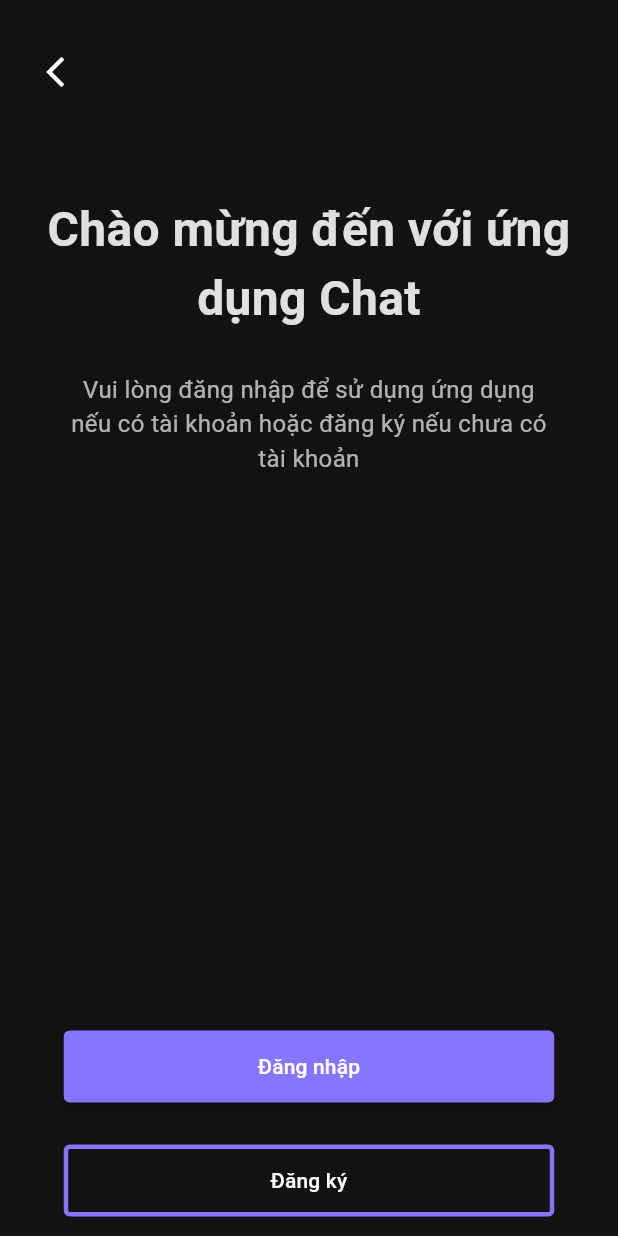
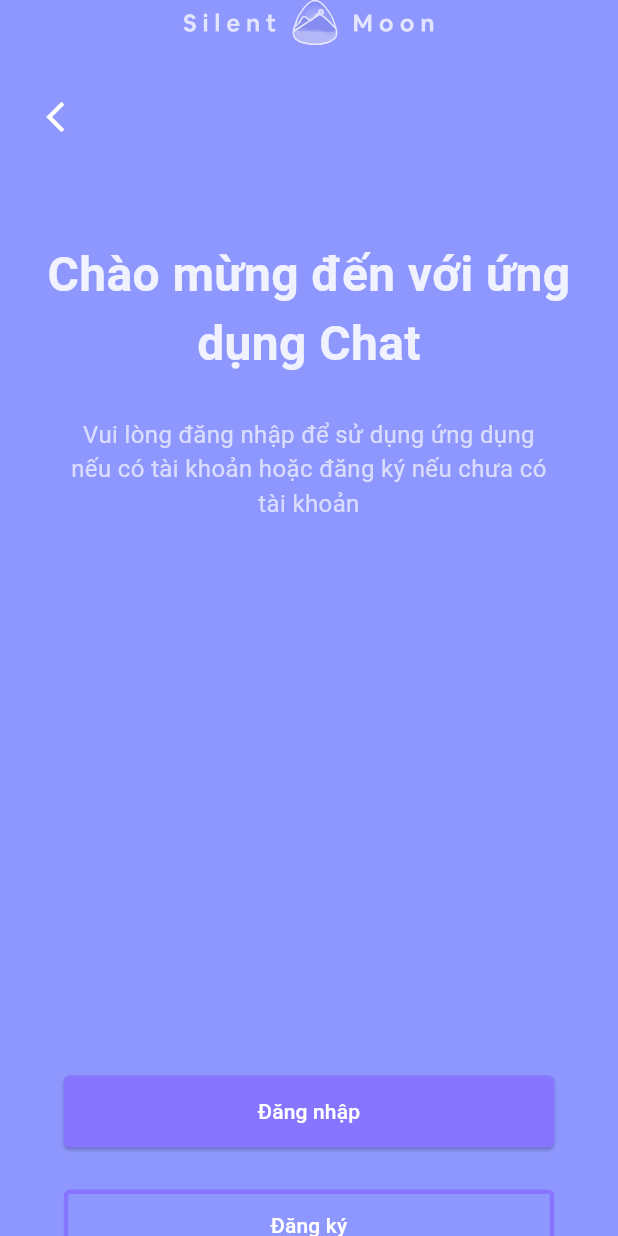
Before and after one commit to nhatminh3004/flutter-app-chat, a Flutter app: the screen it shows after launch, after a tap on "Bỏ qua", on a phone screen of 412 x 824 dp. Run offline on Flutter 3.47's test engine with Material 3 defaults, Android fonts, the phone set to English and light mode, and no system bars; our stand-ins replace device_preview, flutter_svg; project files that could hold a hidden picture were left out.

Commit message:
update 1/2

```diff
--- a/lib/main.dart
+++ b/lib/main.dart
@@ -1,12 +1,27 @@
 // import thu vien
+import 'package:flutter/foundation.dart';
 import 'package:flutter/material.dart';
 import 'package:myflutter/ui/onboarding/onboarding_page_view.dart';
 import 'package:myflutter/ui/splash/splash.dart';
+import 'package:device_preview/device_preview.dart';
 
 //runapp de khoi dong app
-void main() {
-  runApp(const MaterialApp(
-    home: OnboardingPageView(),
-    debugShowCheckedModeBanner: false,
-  ));
+void main() => runApp(
+      DevicePreview(
+        enabled: !kReleaseMode,
+        builder: (context) => MyApp(), // Wrap your app
+      ),
+    );
+
+class MyApp extends StatelessWidget {
+  @override
+  Widget build(BuildContext context) {
+    return MaterialApp(
+      useInheritedMediaQuery: true,
+      locale: DevicePreview.locale(context),
+      builder: DevicePreview.appBuilder,
+      home: OnboardingPageView(),
+      debugShowCheckedModeBanner: false,
+    );
+  }
 }
--- a/lib/ui/onboarding/onboarding_child_page.dart
+++ b/lib/ui/onboarding/onboarding_child_page.dart
@@ -16,10 +16,10 @@ class OnboardingChildPage extends StatelessWidget {
 
   @override
   Widget build(BuildContext context) {
-    return SafeArea(
-      child: Scaffold(
-        backgroundColor: const Color(0xFF121212),
-        body: Container(
+    return Scaffold(
+      backgroundColor: const Color(0xFF121212),
+      body: SafeArea(
+        child: Container(
           // color: Colors.red,
           child: SingleChildScrollView(
             child: Column(
--- a/lib/ui/welcomescreen/welcome_screen_page.dart
+++ b/lib/ui/welcomescreen/welcome_screen_page.dart
@@ -1,4 +1,5 @@
 import 'package:flutter/material.dart';
+import 'package:flutter_svg/flutter_svg.dart';
 
 class WelcomeScreenPage extends StatelessWidget {
   final VoidCallback backPressed;
@@ -6,14 +7,15 @@ class WelcomeScreenPage extends StatelessWidget {
 
   @override
   Widget build(BuildContext context) {
-    return SafeArea(
-      child: Scaffold(
-        backgroundColor: const Color(0xFF121212),
-        body: SingleChildScrollView(
+    return Scaffold(
+      backgroundColor: const Color(0xFF8E97FD),
+      body: SafeArea(
+        child: SingleChildScrollView(
           child: Container(
             // color: Colors.red,
             child: Column(
               children: [
+                SvgPicture.asset('assets/images/ic_logo.svg'),
                 _buildBackButton(),
                 SizedBox(
                   height: 58,
--- a/pubspec.yaml
+++ b/pubspec.yaml
@@ -32,9 +32,13 @@ dependencies:
     sdk: flutter
 
 
+
+
   # The following adds the Cupertino Icons font to your application.
   # Use with the CupertinoIcons class for iOS style icons.
   cupertino_icons: ^1.0.2
+  device_preview: ^1.1.0
+  flutter_svg: ^2.0.9
 
 dev_dependencies:
   flutter_test:
```
Also changed, not shown: assets/images/ic_logo.svg (added), pubspec.lock, 11 other files.
